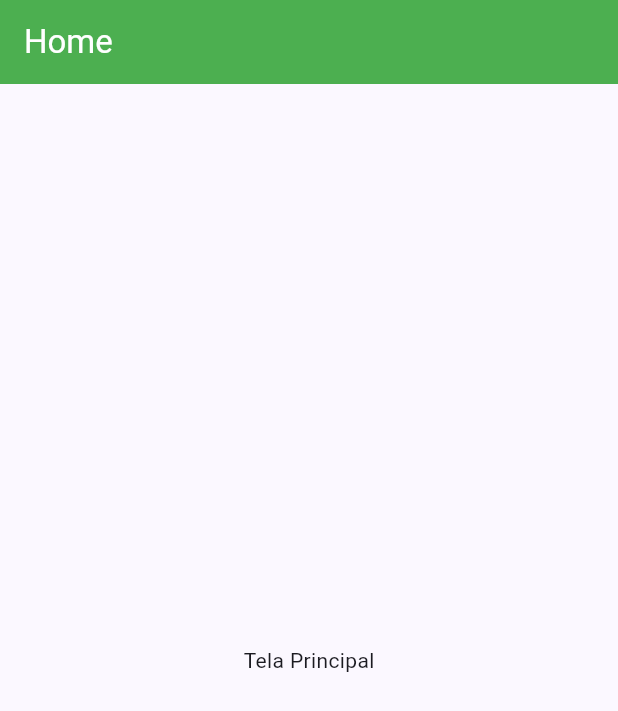
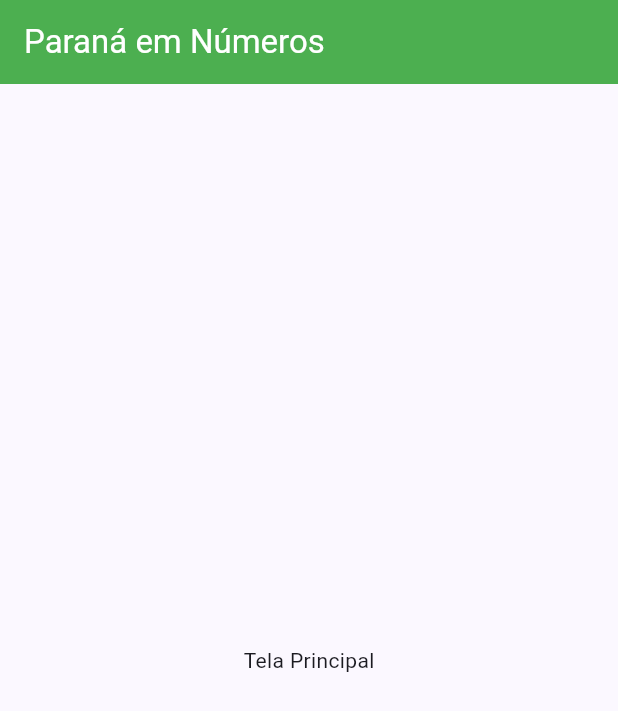
Before and after one commit to Leonardo-marques-moreira/apo_desenvolvimento_mobile, a Flutter app: the screen it shows after launch, on a phone screen of 412 x 824 dp. Shown: the top 711 px of the screen. Run offline on Flutter 3.47's test engine with Material 3 defaults, Android fonts, the phone set to English and light mode, and no system bars.

Commit message:
feat: define titulo e cor da appbar da home

```diff
--- a/lib/home_page.dart
+++ b/lib/home_page.dart
@@ -6,8 +6,12 @@ class HomePage extends StatelessWidget {
 @override
   Widget build (BuildContext context) {
   return Scaffold(
-    appBar: AppBar(title: const Text('Home')),
-    body: const Center(child: Text('Tela Principal')),
+    appBar: AppBar(
+        title: const Text('Paraná em Números'),
+        backgroundColor: Colors.green,
+        foregroundColor: Colors.white,
+    ),
+        body: const Center(child: Text('Tela Principal')),
   );
  }
 }
```
